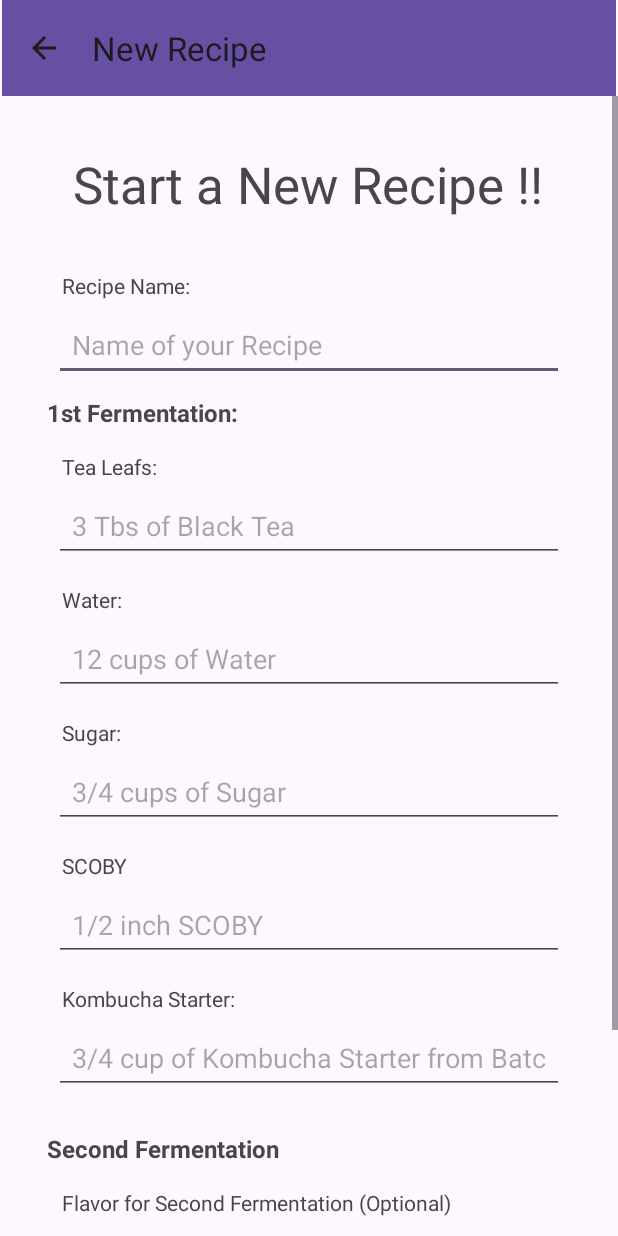
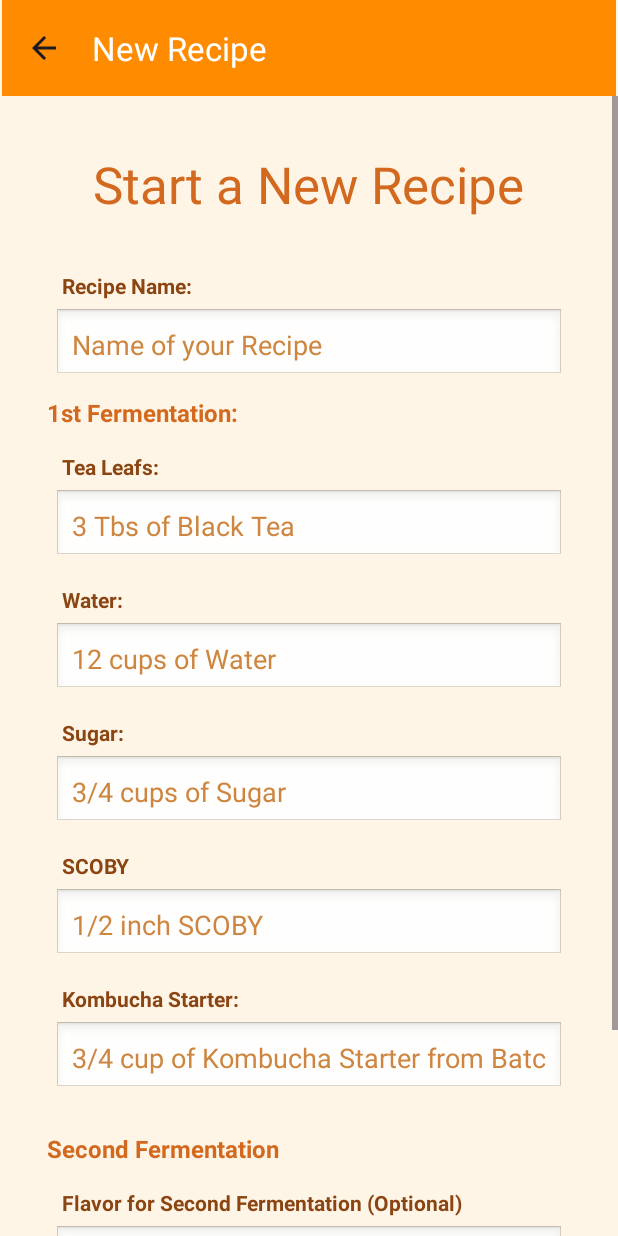
Before and after one commit to ENGR390/SmartKombuchaMonitor, an Android app: the CreateANewRecipe screen opened directly, with no data from a screen before it, on a phone screen of 412 x 824 dp. Run offline under Robolectric (Android 15) with nearby library versions, the light colour scheme and no system bars; our stand-ins replace Firebase (no records; nobody signed in at launch, a user with empty details on screens opened directly).

Commit message:
Update activity_create_anew_recipe.xml

```diff
--- a/app/src/main/res/layout/activity_create_anew_recipe.xml
+++ b/app/src/main/res/layout/activity_create_anew_recipe.xml
@@ -5,16 +5,18 @@
     android:id="@+id/main"
     android:layout_width="match_parent"
     android:layout_height="match_parent"
+    android:background="#FFF5E6"
     tools:context=".CreateANewRecipe">
 
     <androidx.appcompat.widget.Toolbar
         android:id="@+id/toolbar"
         android:layout_width="409dp"
         android:layout_height="wrap_content"
-        android:background="?attr/colorPrimary"
+        android:background="#FF8C00"
         android:minHeight="?attr/actionBarSize"
         android:theme="?attr/actionBarTheme"
         app:title="New Recipe"
+        app:titleTextColor="#FFFFFF"
         app:layout_constraintEnd_toEndOf="parent"
         app:layout_constraintStart_toStartOf="parent"
         app:layout_constraintTop_toTopOf="parent" />
@@ -39,8 +41,9 @@
                 android:layout_height="wrap_content"
                 android:layout_marginTop="20dp"
                 android:layout_marginBottom="20dp"
-                android:text="Start a New Recipe !!"
+                android:text="Start a New Recipe"
                 android:textAppearance="@style/TextAppearance.AppCompat.Display1"
+                android:textColor="#D2691E"
                 android:layout_gravity="center" />
 
             <TextView
@@ -49,7 +52,9 @@
                 android:layout_height="wrap_content"
                 android:layout_marginStart="25dp"
                 android:layout_marginTop="15dp"
-                android:text="Recipe Name:" />
+                android:text="Recipe Name:"
+                android:textColor="#8B4513"
+                android:textStyle="bold" />
 
             <EditText
                 android:id="@+id/RecipeNameEditText"
@@ -59,9 +64,12 @@
                 android:layout_marginEnd="20dp"
                 android:layout_marginTop="5dp"
                 android:hint="Name of your Recipe"
+                android:textColorHint="#CD853F"
+                android:textColor="#8B4513"
                 android:inputType="text"
                 android:minHeight="48dp"
-                android:padding="12dp" />
+                android:padding="12dp"
+                android:background="@android:drawable/edit_text" />
 
             <TextView
                 android:id="@+id/textView2"
@@ -71,7 +79,8 @@
                 android:layout_marginTop="10dp"
                 android:text="1st Fermentation: "
                 android:textSize="16sp"
-                android:textStyle="bold" />
+                android:textStyle="bold"
+                android:textColor="#D2691E" />
 
             <TextView
                 android:id="@+id/textView4"
@@ -79,7 +88,9 @@
                 android:layout_height="wrap_content"
                 android:layout_marginStart="25dp"
                 android:layout_marginTop="15dp"
-                android:text="Tea Leafs:" />
+                android:text="Tea Leafs:"
+                android:textColor="#8B4513"
+                android:textStyle="bold" />
 
             <EditText
                 android:id="@+id/teaLeaf"
@@ -89,9 +100,12 @@
                 android:layout_marginEnd="20dp"
                 android:layout_marginTop="5dp"
                 android:hint="3 Tbs of Black Tea"
+                android:textColorHint="#CD853F"
+                android:textColor="#8B4513"
                 android:inputType="text"
                 android:minHeight="48dp"
-                android:padding="12dp" />
+                android:padding="12dp"
+                android:background="@android:drawable/edit_text" />
 
             <TextView
                 android:id="@+id/textView5"
@@ -99,7 +113,9 @@
                 android:layout_height="wrap_content"
                 android:layout_marginStart="25dp"
                 android:layout_marginTop="15dp"
-                android:text="Water:" />
+                android:text="Water:"
+                android:textColor="#8B4513"
+                android:textStyle="bold" />
 
             <EditText
                 android:id="@+id/water"
@@ -109,9 +125,12 @@
                 android:layout_marginEnd="20dp"
                 android:layout_marginTop="5dp"
                 android:hint="12 cups of Water"
+                android:textColorHint="#CD853F"
+                android:textColor="#8B4513"
                 android:inputType="text"
                 android:minHeight="48dp"
-                android:padding="12dp" />
+                android:padding="12dp"
+                android:background="@android:drawable/edit_text" />
 
             <TextView
                 android:id="@+id/textView6"
@@ -119,7 +138,9 @@
                 android:layout_height="wrap_content"
                 android:layout_marginStart="25dp"
                 android:layout_marginTop="15dp"
-                android:text="Sugar:" />
+                android:text="Sugar:"
+                android:textColor="#8B4513"
+                android:textStyle="bold" />
 
             <EditText
                 android:id="@+id/sugar"
@@ -129,9 +150,12 @@
                 android:layout_marginEnd="20dp"
                 android:layout_marginTop="5dp"
                 android:hint="3/4 cups of Sugar"
+                android:textColorHint="#CD853F"
+                android:textColor="#8B4513"
                 android:inputType="text"
                 android:minHeight="48dp"
-                android:padding="12dp" />
+                android:padding="12dp"
+                android:background="@android:drawable/edit_text" />
 
             <TextView
                 android:id="@+id/textView7"
@@ -139,7 +163,9 @@
                 android:layout_height="wrap_content"
                 android:layout_marginStart="25dp"
                 android:layout_marginTop="15dp"
-                android:text="SCOBY" />
+                android:text="SCOBY"
+                android:textColor="#8B4513"
+                android:textStyle="bold" />
 
             <EditText
                 android:id="@+id/scoby"
@@ -149,9 +175,12 @@
                 android:layout_marginEnd="20dp"
                 android:layout_marginTop="5dp"
                 android:hint="1/2 inch SCOBY"
+                android:textColorHint="#CD853F"
+                android:textColor="#8B4513"
                 android:inputType="text"
                 android:minHeight="48dp"
-                android:padding="12dp" />
+                android:padding="12dp"
+                android:background="@android:drawable/edit_text" />
 
             <TextView
                 android:id="@+id/textView9"
@@ -159,7 +188,9 @@
                 android:layout_height="wrap_content"
                 android:layout_marginStart="25dp"
                 android:layout_marginTop="15dp"
-                android:text="Kombucha Starter: " />
+                android:text="Kombucha Starter: "
+                android:textColor="#8B4513"
+                android:textStyle="bold" />
 
             <EditText
                 android:id="@+id/kombuchaStarter"
@@ -169,9 +200,12 @@
                 android:layout_marginEnd="20dp"
                 android:layout_marginTop="5dp"
                 android:hint="3/4 cup of Kombucha Starter from Batch#3"
+                android:textColorHint="#CD853F"
+                android:textColor="#8B4513"
                 android:inputType="text"
                 android:minHeight="48dp"
-                android:padding="12dp" />
+                android:padding="12dp"
+                android:background="@android:drawable/edit_text" />
 
             <TextView
                 android:id="@+id/textView11"
@@ -181,7 +215,8 @@
                 android:layout_marginTop="25dp"
                 android:text="Second Fermentation"
                 android:textSize="16sp"
-                android:textStyle="bold" />
+                android:textStyle="bold"
+                android:textColor="#D2691E" />
 
             <TextView
                 android:id="@+id/textView10"
@@ -189,7 +224,9 @@
                 android:layout_height="wrap_content"
                 android:layout_marginStart="25dp"
                 android:layout_marginTop="15dp"
-                android:text="Flavor for Second Fermentation (Optional)" />
+                android:text="Flavor for Second Fermentation (Optional)"
+                android:textColor="#8B4513"
+                android:textStyle="bold" />
 
             <EditText
                 android:id="@+id/flavor1"
@@ -199,9 +236,12 @@
                 android:layout_marginEnd="20dp"
                 android:layout_marginTop="5dp"
                 android:hint="50 grams of Ginger and Dried Flowers"
+                android:textColorHint="#CD853F"
+                android:textColor="#8B4513"
                 android:inputType="text"
                 android:minHeight="48dp"
-                android:padding="12dp" />
+                android:padding="12dp"
+                android:background="@android:drawable/edit_text" />
 
             <Button
                 android:id="@+id/btnSaveRecipe"
@@ -213,7 +253,8 @@
                 android:layout_marginBottom="16dp"
                 android:text="Save Recipe"
                 android:textSize="16sp"
-                android:padding="16dp" />
+                android:padding="16dp"
+                android:backgroundTint="#FF8C00" />
 
             <ProgressBar
                 android:id="@+id/progressBar"
@@ -222,6 +263,7 @@
                 android:layout_gravity="center"
                 android:layout_marginTop="16dp"
                 android:layout_marginBottom="24dp"
+                android:indeterminateTint="#FF8C00"
                 android:visibility="gone" />
 
         </LinearLayout>
```
